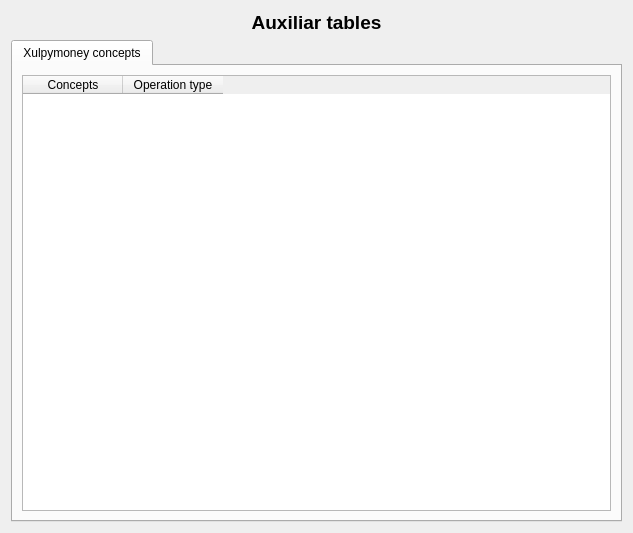
Qt form ui/frmTablasAuxiliares.ui (turulomio/xulpymoney) before a commit.
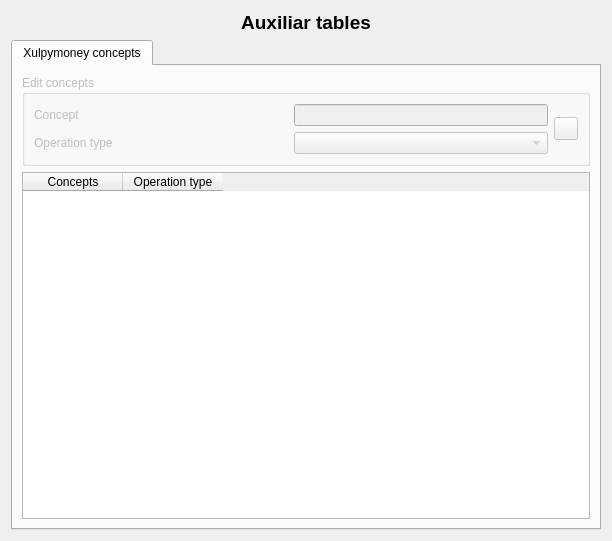
The same form after that commit. Icons and pictures are not drawn. Custom widgets are drawn as their Qt base class.

```diff
--- a/ui/frmTablasAuxiliares.ui
+++ b/ui/frmTablasAuxiliares.ui
@@ -6,8 +6,8 @@
    <rect>
     <x>0</x>
     <y>0</y>
-    <width>633</width>
-    <height>533</height>
+    <width>612</width>
+    <height>541</height>
    </rect>
   </property>
   <property name="windowTitle">
@@ -48,7 +48,95 @@
         </attribute>
         <layout class="QHBoxLayout" name="horizontalLayout_2">
          <item>
+          <layout class="QVBoxLayout" name="verticalLayout_2">
+           <item>
+            <widget class="QGroupBox" name="grpConcept">
+             <property name="enabled">
+              <bool>false</bool>
+             </property>
+             <property name="sizePolicy">
+              <sizepolicy hsizetype="Preferred" vsizetype="Preferred">
+               <horstretch>0</horstretch>
+               <verstretch>0</verstretch>
+              </sizepolicy>
+             </property>
+             <property name="title">
+              <string>Edit concepts</string>
+             </property>
+             <layout class="QHBoxLayout" name="horizontalLayout_5">
+              <item>
+               <layout class="QVBoxLayout" name="verticalLayout_3">
+                <item>
+                 <layout class="QHBoxLayout" name="horizontalLayout_3">
+                  <item>
+                   <widget class="QLabel" name="label_3">
+                    <property name="sizePolicy">
+                     <sizepolicy hsizetype="Expanding" vsizetype="Preferred">
+                      <horstretch>0</horstretch>
+                      <verstretch>0</verstretch>
+                     </sizepolicy>
+                    </property>
+                    <property name="text">
+                     <string>Concept</string>
+                    </property>
+                   </widget>
+                  </item>
+                  <item>
+                   <widget class="QLineEdit" name="txtConcept"/>
+                  </item>
+                 </layout>
+                </item>
+                <item>
+                 <layout class="QHBoxLayout" name="horizontalLayout_4">
+                  <item>
+                   <widget class="QLabel" name="label_2">
+                    <property name="sizePolicy">
+                     <sizepolicy hsizetype="Expanding" vsizetype="Preferred">
+                      <horstretch>0</horstretch>
+                      <verstretch>0</verstretch>
+                     </sizepolicy>
+                    </property>
+                    <property name="text">
+                     <string>Operation type</string>
+                    </property>
+                   </widget>
+                  </item>
+                  <item>
+                   <widget class="QComboBox" name="cmbOperationType">
+                    <property name="sizePolicy">
+                     <sizepolicy hsizetype="Expanding" vsizetype="Fixed">
+                      <horstretch>0</horstretch>
+                      <verstretch>0</verstretch>
+                     </sizepolicy>
+                    </property>
+                   </widget>
+                  </item>
+                 </layout>
+                </item>
+               </layout>
+              </item>
+              <item>
+               <widget class="QToolButton" name="cmdSaveConcept">
+                <property name="text">
+                 <string/>
+                </property>
+                <property name="icon">
+                 <iconset resource="../images/xulpymoney.qrc">
+                  <normaloff>:/xulpymoney/save.png</normaloff>:/xulpymoney/save.png</iconset>
+                </property>
+               </widget>
+              </item>
+             </layout>
+            </widget>
+           </item>
+           <item>
           <widget class="myQTableWidget" name="tblConceptos">
+             <property name="sizePolicy">
+              <sizepolicy hsizetype="Expanding" vsizetype="Expanding">
+               <horstretch>0</horstretch>
+               <verstretch>0</verstretch>
+              </sizepolicy>
+             </property>
            <property name="contextMenuPolicy">
             <enum>Qt::CustomContextMenu</enum>
            </property>
@@ -71,6 +159,8 @@
           </widget>
          </item>
         </layout>
+         </item>
+        </layout>
        </widget>
       </widget>
      </item>
```
Left out of the diff: 38 changed lines with no effect on the pictures. Lines whose indentation alone changed are shown as unchanged.
